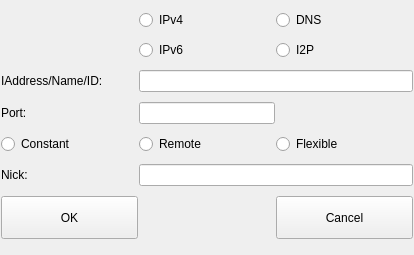
This is ui/address-input.ui in berndhs/arado as Qt 5 draws it before an edit. The edited form follows.
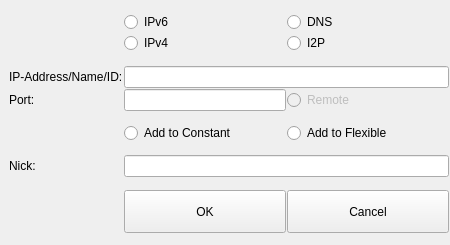
This is the edited form. Icons and pictures are not drawn.

Commit message: some sizers for better resize display on windows.

What changed in the file:
```diff
--- a/ui/address-input.ui
+++ b/ui/address-input.ui
@@ -6,38 +6,15 @@
    <rect>
     <x>0</x>
     <y>0</y>
-    <width>414</width>
-    <height>255</height>
+    <width>450</width>
+    <height>245</height>
    </rect>
   </property>
   <property name="windowTitle">
    <string>Add Device-IP to start a connection</string>
   </property>
   <layout class="QGridLayout" name="gridLayout">
-   <item row="0" column="0">
-    <widget class="QLabel" name="label_3">
-     <property name="toolTip">
-      <string>Insert IP-Adress and Port of your device you want to connect to. Be sure the port of the remote device is forwarded in the remote Nat/Router.</string>
-     </property>
-     <property name="text">
-      <string/>
-     </property>
-     <property name="pixmap">
-      <pixmap resource="../arado.qrc">:/images/server.png</pixmap>
-     </property>
-    </widget>
-   </item>
-   <item row="0" column="1">
-    <widget class="QRadioButton" name="ipv4Button">
-     <property name="text">
-      <string>IPv4</string>
-     </property>
-     <attribute name="buttonGroup">
-      <string>typeGroup</string>
-     </attribute>
-    </widget>
-   </item>
-   <item row="0" column="2">
+   <item row="1" column="3">
     <widget class="QRadioButton" name="dnsButton">
      <property name="text">
       <string>DNS</string>
@@ -47,17 +24,7 @@
      </attribute>
     </widget>
    </item>
-   <item row="1" column="1">
-    <widget class="QRadioButton" name="ipv6Button">
-     <property name="text">
-      <string>IPv6</string>
-     </property>
-     <attribute name="buttonGroup">
-      <string>typeGroup</string>
-     </attribute>
-    </widget>
-   </item>
-   <item row="1" column="2">
+   <item row="2" column="3">
     <widget class="QRadioButton" name="i2pButton">
      <property name="text">
       <string>I2P</string>
@@ -67,89 +34,34 @@
      </attribute>
     </widget>
    </item>
-   <item row="2" column="0">
+   <item row="4" column="1">
     <widget class="QLabel" name="label">
      <property name="text">
-      <string>IAddress/Name/ID:</string>
+      <string>IP-Address/Name/ID:</string>
      </property>
     </widget>
    </item>
-   <item row="2" column="1" colspan="2">
+   <item row="4" column="2" colspan="2">
     <widget class="QLineEdit" name="addressEdit"/>
    </item>
-   <item row="3" column="0">
+   <item row="5" column="1">
     <widget class="QLabel" name="label_2">
      <property name="text">
       <string>Port:</string>
      </property>
     </widget>
    </item>
-   <item row="6" column="0">
-    <widget class="QRadioButton" name="constantButton">
-     <property name="sizePolicy">
-      <sizepolicy hsizetype="Expanding" vsizetype="Fixed">
-       <horstretch>0</horstretch>
-       <verstretch>0</verstretch>
-      </sizepolicy>
-     </property>
-     <property name="text">
-      <string>Constant</string>
-     </property>
-     <attribute name="buttonGroup">
-      <string>levelGroup</string>
-     </attribute>
-    </widget>
-   </item>
-   <item row="6" column="1">
-    <widget class="QRadioButton" name="remoteButton">
-     <property name="sizePolicy">
-      <sizepolicy hsizetype="Expanding" vsizetype="Fixed">
-       <horstretch>0</horstretch>
-       <verstretch>0</verstretch>
-      </sizepolicy>
-     </property>
-     <property name="text">
-      <string>Remote</string>
-     </property>
-     <attribute name="buttonGroup">
-      <string>levelGroup</string>
-     </attribute>
-    </widget>
-   </item>
-   <item row="8" column="0">
+   <item row="19" column="1">
     <widget class="QLabel" name="label_4">
      <property name="text">
       <string>Nick:</string>
      </property>
     </widget>
    </item>
-   <item row="8" column="1" colspan="2">
+   <item row="19" column="2" colspan="2">
     <widget class="QLineEdit" name="nickEdit"/>
    </item>
-   <item row="9" column="0">
-    <widget class="QPushButton" name="okButton">
-     <property name="minimumSize">
-      <size>
-       <width>0</width>
-       <height>43</height>
-      </size>
-     </property>
-     <property name="text">
-      <string>OK</string>
-     </property>
-     <property name="icon">
-      <iconset resource="../arado.qrc">
-       <normaloff>:/images/button_ok.png</normaloff>:/images/button_ok.png</iconset>
-     </property>
-     <property name="iconSize">
-      <size>
-       <width>32</width>
-       <height>32</height>
-      </size>
-     </property>
-    </widget>
-   </item>
-   <item row="9" column="2">
+   <item row="21" column="3">
     <widget class="QPushButton" name="cancelButton">
      <property name="minimumSize">
       <size>
@@ -172,25 +84,194 @@
      </property>
     </widget>
    </item>
-   <item row="6" column="2">
-    <widget class="QRadioButton" name="flexibleButton">
-     <property name="sizePolicy">
-      <sizepolicy hsizetype="Expanding" vsizetype="Fixed">
-       <horstretch>0</horstretch>
-       <verstretch>0</verstretch>
-      </sizepolicy>
-     </property>
-     <property name="text">
-      <string>Flexible</string>
-     </property>
-     <attribute name="buttonGroup">
-      <string>levelGroup</string>
-     </attribute>
-    </widget>
-   </item>
-   <item row="3" column="1">
+   <item row="5" column="2">
     <widget class="QLineEdit" name="portEdit"/>
    </item>
+   <item row="7" column="2">
+    <widget class="QRadioButton" name="constantButton">
+     <property name="sizePolicy">
+      <sizepolicy hsizetype="Expanding" vsizetype="Fixed">
+       <horstretch>0</horstretch>
+       <verstretch>0</verstretch>
+      </sizepolicy>
+     </property>
+     <property name="text">
+      <string>Add to Constant</string>
+     </property>
+     <attribute name="buttonGroup">
+      <string>levelGroup</string>
+     </attribute>
+    </widget>
+   </item>
+   <item row="7" column="3">
+    <widget class="QRadioButton" name="flexibleButton">
+     <property name="sizePolicy">
+      <sizepolicy hsizetype="Expanding" vsizetype="Fixed">
+       <horstretch>0</horstretch>
+       <verstretch>0</verstretch>
+      </sizepolicy>
+     </property>
+     <property name="text">
+      <string>Add to Flexible</string>
+     </property>
+     <attribute name="buttonGroup">
+      <string>levelGroup</string>
+     </attribute>
+    </widget>
+   </item>
+   <item row="5" column="3">
+    <widget class="QRadioButton" name="remoteButton">
+     <property name="enabled">
+      <bool>false</bool>
+     </property>
+     <property name="sizePolicy">
+      <sizepolicy hsizetype="Expanding" vsizetype="Fixed">
+       <horstretch>0</horstretch>
+       <verstretch>0</verstretch>
+      </sizepolicy>
+     </property>
+     <property name="text">
+      <string>Remote</string>
+     </property>
+     <attribute name="buttonGroup">
+      <string>levelGroup</string>
+     </attribute>
+    </widget>
+   </item>
+   <item row="21" column="2">
+    <widget class="QPushButton" name="okButton">
+     <property name="minimumSize">
+      <size>
+       <width>0</width>
+       <height>43</height>
+      </size>
+     </property>
+     <property name="text">
+      <string>OK</string>
+     </property>
+     <property name="icon">
+      <iconset resource="../arado.qrc">
+       <normaloff>:/images/button_ok.png</normaloff>:/images/button_ok.png</iconset>
+     </property>
+     <property name="iconSize">
+      <size>
+       <width>32</width>
+       <height>32</height>
+      </size>
+     </property>
+    </widget>
+   </item>
+   <item row="2" column="2">
+    <widget class="QRadioButton" name="ipv4Button">
+     <property name="text">
+      <string>IPv4</string>
+     </property>
+     <attribute name="buttonGroup">
+      <string>typeGroup</string>
+     </attribute>
+    </widget>
+   </item>
+   <item row="1" column="2">
+    <widget class="QRadioButton" name="ipv6Button">
+     <property name="text">
+      <string>IPv6</string>
+     </property>
+     <attribute name="buttonGroup">
+      <string>typeGroup</string>
+     </attribute>
+    </widget>
+   </item>
+   <item row="20" column="2">
+    <spacer name="verticalSpacer">
+     <property name="orientation">
+      <enum>Qt::Vertical</enum>
+     </property>
+     <property name="sizeHint" stdset="0">
+      <size>
+       <width>20</width>
+       <height>40</height>
+      </size>
+     </property>
+    </spacer>
+   </item>
+   <item row="0" column="2">
+    <spacer name="verticalSpacer_2">
+     <property name="orientation">
+      <enum>Qt::Vertical</enum>
+     </property>
+     <property name="sizeHint" stdset="0">
+      <size>
+       <width>20</width>
+       <height>40</height>
+      </size>
+     </property>
+    </spacer>
+   </item>
+   <item row="2" column="0">
+    <widget class="QLabel" name="label_3">
+     <property name="toolTip">
+      <string>Insert IP-Adress and Port of your device you want to connect to. Be sure the port of the remote device is forwarded in the remote Nat/Router.</string>
+     </property>
+     <property name="text">
+      <string/>
+     </property>
+     <property name="pixmap">
+      <pixmap resource="../arado.qrc">:/images/server.png</pixmap>
+     </property>
+    </widget>
+   </item>
+   <item row="22" column="2">
+    <spacer name="verticalSpacer_3">
+     <property name="orientation">
+      <enum>Qt::Vertical</enum>
+     </property>
+     <property name="sizeHint" stdset="0">
+      <size>
+       <width>20</width>
+       <height>40</height>
+      </size>
+     </property>
+    </spacer>
+   </item>
+   <item row="8" column="2">
+    <spacer name="verticalSpacer_4">
+     <property name="orientation">
+      <enum>Qt::Vertical</enum>
+     </property>
+     <property name="sizeHint" stdset="0">
+      <size>
+       <width>20</width>
+       <height>40</height>
+      </size>
+     </property>
+    </spacer>
+   </item>
+   <item row="6" column="2">
+    <spacer name="verticalSpacer_5">
+     <property name="orientation">
+      <enum>Qt::Vertical</enum>
+     </property>
+     <property name="sizeHint" stdset="0">
+      <size>
+       <width>20</width>
+       <height>40</height>
+      </size>
+     </property>
+    </spacer>
+   </item>
+   <item row="3" column="2">
+    <spacer name="verticalSpacer_6">
+     <property name="orientation">
+      <enum>Qt::Vertical</enum>
+     </property>
+     <property name="sizeHint" stdset="0">
+      <size>
+       <width>20</width>
+       <height>40</height>
+      </size>
+     </property>
+    </spacer>
+   </item>
   </layout>
  </widget>
  <layoutdefault spacing="1" margin="1"/>
```
